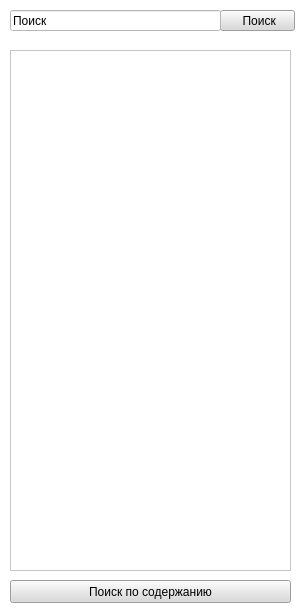
The window that Search_form.ui (Dem1art/Project-PyQt5) describes before a commit, drawn with Qt 5.
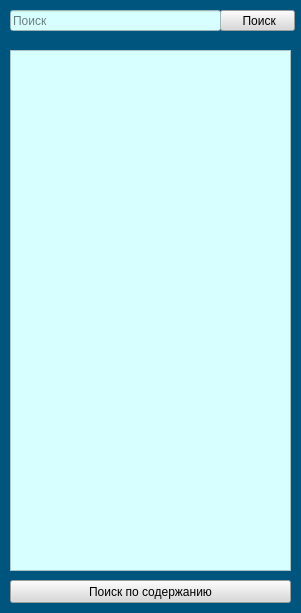
The same window after the commit. Icons and pictures are not drawn.

```diff
--- a/Search_form.ui
+++ b/Search_form.ui
@@ -32,7 +32,7 @@
    <string>Поиск</string>
   </property>
   <property name="styleSheet">
-   <string notr="true">background-color: rgb(255, 255, 255);</string>
+   <string notr="true">background-color: rgb(0, 85, 127);</string>
   </property>
   <widget class="QPushButton" name="search_button">
    <property name="geometry">
@@ -59,7 +59,13 @@
      <height>21</height>
     </rect>
    </property>
+   <property name="styleSheet">
+    <string notr="true">background-color: rgb(216, 255, 255);</string>
+   </property>
    <property name="text">
+    <string/>
+   </property>
+   <property name="placeholderText">
     <string>Поиск</string>
    </property>
   </widget>
@@ -72,6 +78,9 @@
      <height>521</height>
     </rect>
    </property>
+   <property name="styleSheet">
+    <string notr="true">background-color: rgb(216, 255, 255);</string>
+   </property>
   </widget>
   <widget class="QPushButton" name="search_type_button">
    <property name="geometry">
```
Left out of the diff: 4 changed lines with no effect on the pictures.
